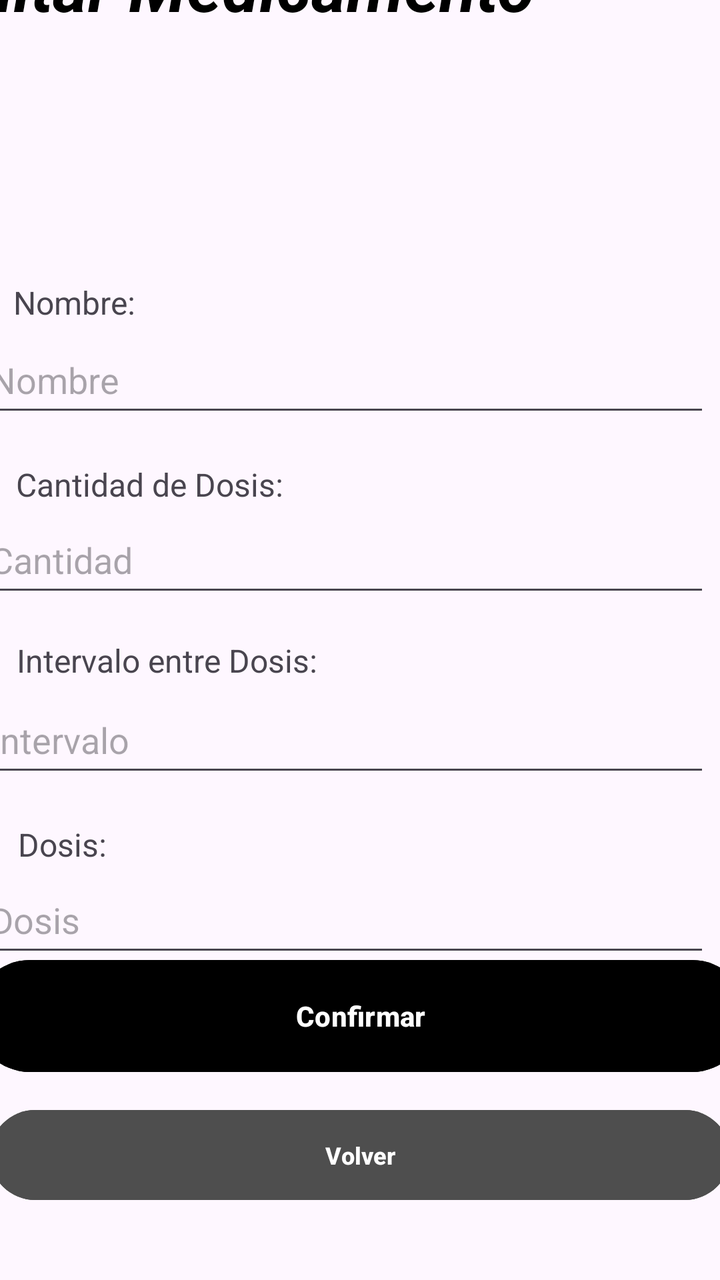
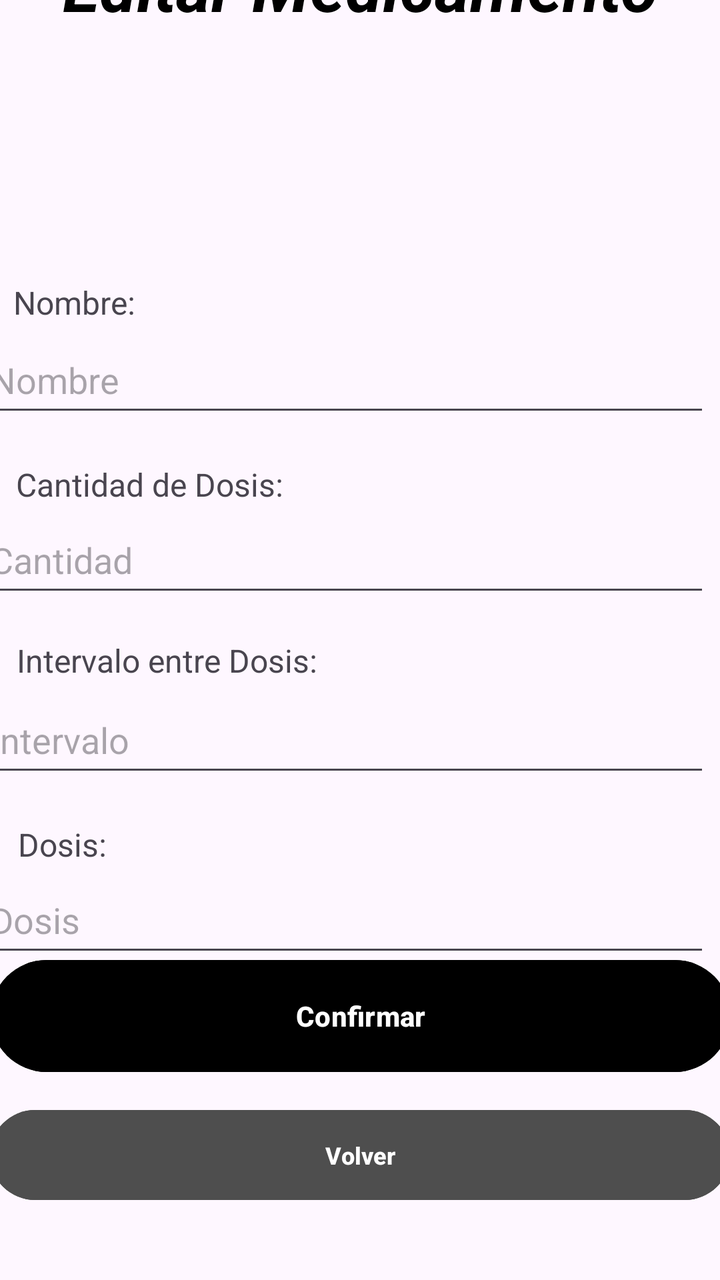

Screens rendered from an Android XML layout before and after an edit, with the pre-edit source and the edit as a unified diff.
<!-- AndroidManifest.xml: application theme Theme.MobilesVC -->
<!-- res/layout/medicamento_edit_view.xml -->
<?xml version="1.0" encoding="utf-8"?>
<androidx.constraintlayout.widget.ConstraintLayout xmlns:android="http://schemas.android.com/apk/res/android"
    xmlns:app="http://schemas.android.com/apk/res-auto"
    xmlns:tools="http://schemas.android.com/tools"
    android:layout_width="match_parent"
    android:layout_height="match_parent">

    <TextView
        android:id="@+id/textView62"
        android:layout_width="100dp"
        android:layout_height="22dp"
        android:text="Dosis:"
        android:textSize="16sp"
        app:layout_constraintBottom_toTopOf="@+id/vDosisEdit"
        app:layout_constraintEnd_toEndOf="parent"
        app:layout_constraintHorizontal_bias="0.035"
        app:layout_constraintStart_toStartOf="parent" />

    <TextView
        android:id="@+id/textView61"
        android:layout_width="200dp"
        android:layout_height="22dp"
        android:layout_marginBottom="2dp"
        android:text="Intervalo entre Dosis:"
        android:textSize="16sp"
        app:layout_constraintBottom_toTopOf="@+id/vIntervaloMedicamentoEdit"
        app:layout_constraintEnd_toEndOf="parent"
        app:layout_constraintHorizontal_bias="0.052"
        app:layout_constraintStart_toStartOf="parent" />

    <TextView
        android:id="@+id/textView60"
        android:layout_width="200dp"
        android:layout_height="22dp"
        android:text="Cantidad de Dosis:"
        android:textSize="16sp"
        app:layout_constraintBottom_toTopOf="@+id/vCantidadMedicamentoEdit"
        app:layout_constraintEnd_toEndOf="parent"
        app:layout_constraintHorizontal_bias="0.051"
        app:layout_constraintStart_toStartOf="parent" />

    <TextView
        android:id="@+id/textView59"
        android:layout_width="100dp"
        android:layout_height="22dp"
        android:layout_marginBottom="1dp"
        android:text="Nombre:"
        android:textSize="16sp"
        app:layout_constraintBottom_toTopOf="@+id/vNombreMedicamentoEdit"
        app:layout_constraintEnd_toEndOf="parent"
        app:layout_constraintHorizontal_bias="0.025"
        app:layout_constraintStart_toStartOf="parent" />

    <Button
        android:id="@+id/vEditMedicamento"
        android:layout_width="387dp"
        android:layout_height="64dp"
        android:layout_marginBottom="100dp"
        android:backgroundTint="#000000"
        android:paddingVertical="14dp"
        android:text="Confirmar"
        android:textStyle="bold"
        app:layout_constraintBottom_toBottomOf="parent"
        app:layout_constraintEnd_toEndOf="parent"
        app:layout_constraintHorizontal_bias="0.5"
        app:layout_constraintStart_toStartOf="parent" />

    <com.google.android.material.textfield.TextInputEditText
        android:id="@+id/vIntervaloMedicamentoEdit"
        android:layout_width="364dp"
        android:layout_height="50dp"
        android:layout_marginStart="16dp"
        android:layout_marginTop="20dp"
        android:layout_marginEnd="31dp"
        android:layout_marginBottom="20dp"
        android:clickable="true"
        android:hint="Intervalo"
        app:layout_constraintBottom_toTopOf="@+id/vDosisEdit"
        app:layout_constraintEnd_toEndOf="parent"
        app:layout_constraintStart_toStartOf="parent"
        app:layout_constraintTop_toBottomOf="@+id/vCantidadMedicamentoEdit" />

    <com.google.android.material.textfield.TextInputEditText
        android:id="@+id/vDosisEdit"
        android:layout_width="364dp"
        android:layout_height="50dp"
        android:layout_marginStart="16dp"
        android:layout_marginTop="20dp"
        android:layout_marginEnd="31dp"
        android:layout_marginBottom="91dp"
        android:clickable="true"
        android:hint="Dosis"
        app:layout_constraintBottom_toTopOf="@+id/vEditMedicamento"
        app:layout_constraintEnd_toEndOf="parent"
        app:layout_constraintStart_toStartOf="parent"
        app:layout_constraintTop_toBottomOf="@+id/vIntervaloMedicamentoEdit" />

    <TextView
        android:id="@+id/textView12"
        android:layout_width="wrap_content"
        android:layout_height="wrap_content"
        android:layout_marginStart="93dp"
        android:layout_marginTop="68dp"
        android:layout_marginEnd="93dp"
        android:layout_marginBottom="74dp"
        android:fontFamily="sans-serif"
        android:text="Editar Medicamento"
        android:textColor="#000000"
        android:textSize="34sp"
        android:textStyle="bold|italic"
        app:layout_constraintBottom_toTopOf="@+id/vNombreMedicamentoEdit"
        app:layout_constraintEnd_toEndOf="parent"
        app:layout_constraintHorizontal_bias="1.0"
        app:layout_constraintStart_toStartOf="parent"
        app:layout_constraintTop_toTopOf="parent"
        tools:textSize="26sp" />

    <Button
        android:id="@+id/vVolverMedicamentoEdit"
        android:layout_width="370dp"
        android:layout_height="53dp"
        android:layout_marginHorizontal="24dp"
        android:layout_marginStart="20dp"
        android:layout_marginTop="11dp"
        android:layout_marginEnd="21dp"
        android:layout_marginBottom="36dp"
        android:backgroundTint="#4E4E4E"
        android:paddingVertical="10dp"
        android:text="Volver"
        android:textSize="12sp"
        android:textStyle="bold"
        android:visibility="visible"
        app:layout_constraintBottom_toBottomOf="parent"
        app:layout_constraintEnd_toEndOf="parent"
        app:layout_constraintStart_toStartOf="parent"
        app:layout_constraintTop_toBottomOf="@+id/vEditMedicamento" />

    <com.google.android.material.textfield.TextInputEditText
        android:id="@+id/vCantidadMedicamentoEdit"
        android:layout_width="364dp"
        android:layout_height="50dp"
        android:layout_marginStart="16dp"
        android:layout_marginTop="20dp"
        android:layout_marginEnd="31dp"
        android:layout_marginBottom="20dp"
        android:clickable="true"
        android:hint="Cantidad"
        app:layout_constraintBottom_toTopOf="@+id/vIntervaloMedicamentoEdit"
        app:layout_constraintEnd_toEndOf="parent"
        app:layout_constraintStart_toStartOf="parent"
        app:layout_constraintTop_toBottomOf="@+id/vNombreMedicamentoEdit" />

    <com.google.android.material.textfield.TextInputEditText
        android:id="@+id/vNombreMedicamentoEdit"
        android:layout_width="364dp"
        android:layout_height="50dp"
        android:layout_marginStart="16dp"
        android:layout_marginTop="74dp"
        android:layout_marginEnd="31dp"
        android:layout_marginBottom="20dp"
        android:clickable="true"
        android:hint="Nombre"
        app:layout_constraintBottom_toTopOf="@+id/vCantidadMedicamentoEdit"
        app:layout_constraintEnd_toEndOf="parent"
        app:layout_constraintStart_toStartOf="parent"
        app:layout_constraintTop_toBottomOf="@+id/textView12" />
</androidx.constraintlayout.widget.ConstraintLayout>
<!-- resources referenced by this layout -->
<resources>
  <style name="Theme.MobilesVC" parent="Base.Theme.MobilesVC" />
  <style name="Base.Theme.MobilesVC" parent="Theme.Material3.DayNight.NoActionBar">
          
          
      </style>
</resources>

<!-- the commit's change to res/layout/medicamento_edit_view.xml (unified diff, before → after) -->
@@ -53,7 +53,7 @@
 
     <Button
         android:id="@+id/vEditMedicamento"
-        android:layout_width="387dp"
+        android:layout_width="370dp"
         android:layout_height="64dp"
         android:layout_marginBottom="100dp"
         android:backgroundTint="#000000"
@@ -110,7 +110,7 @@
         android:textStyle="bold|italic"
         app:layout_constraintBottom_toTopOf="@+id/vNombreMedicamentoEdit"
         app:layout_constraintEnd_toEndOf="parent"
-        app:layout_constraintHorizontal_bias="1.0"
+        app:layout_constraintHorizontal_bias="0.5"
         app:layout_constraintStart_toStartOf="parent"
         app:layout_constraintTop_toTopOf="parent"
         tools:textSize="26sp" />
